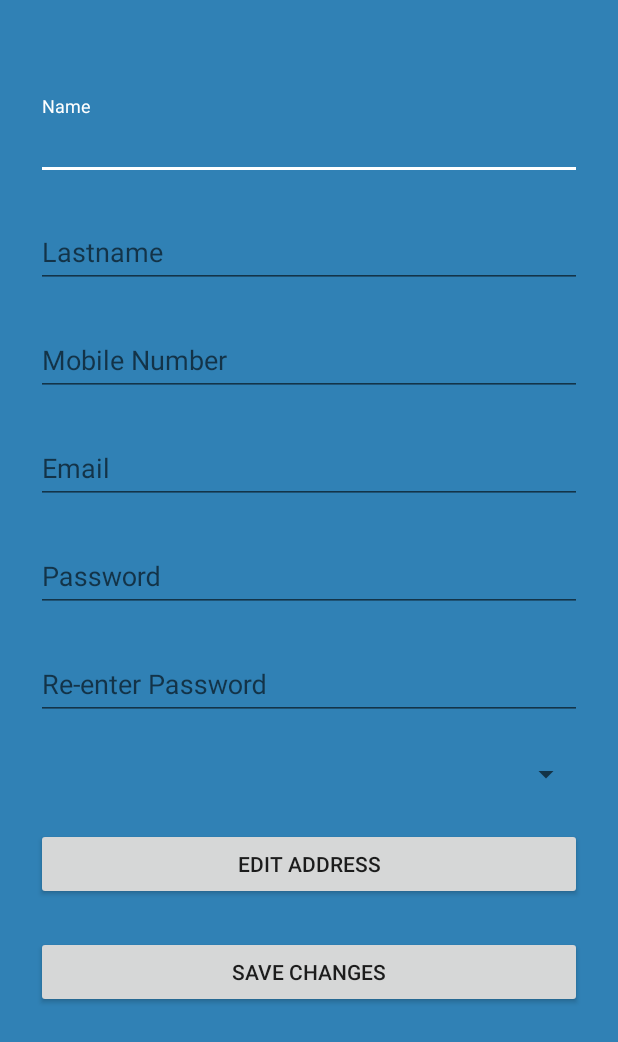
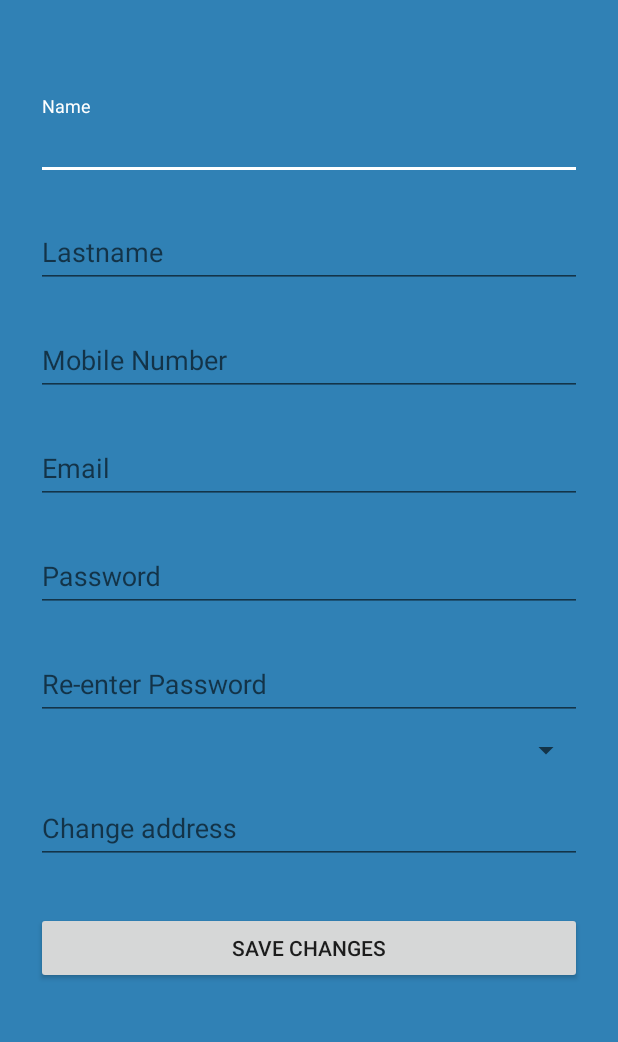
Before and after one commit to OlgaColl/Airmns, an Android app: the Activity4EditProfileProfessional screen opened directly, with no data from a screen before it, on a phone screen of 412 x 824 dp. Shown: the top 1042 px of the screen. Run offline under Robolectric (Android 15) with nearby library versions, the phone set to English and light mode, and no system bars.

Commit message:
Edit Address completed with address spinner

```diff
--- a/app/src/main/res/layout/layout4a_editaddress.xml
+++ b/app/src/main/res/layout/layout4a_editaddress.xml
@@ -93,7 +93,8 @@
             android:layout_marginTop="24dp"
             android:layout_marginBottom="24dp"
             android:padding="12dp"
-            android:text="@string/saveChanges"/>
+            android:text="@string/saveChanges"
+            />
 
         <!-- Any changes? Back -->
         <TextView android:id="@+id/link_back"
--- a/app/src/main/res/layout/layout4a_editprofileclient.xml
+++ b/app/src/main/res/layout/layout4a_editprofileclient.xml
@@ -99,13 +99,6 @@
                 android:hint="Re-enter Password"/>
         </android.support.design.widget.TextInputLayout>
 
-        <!-- User type Label -->
-        <android.support.design.widget.TextInputLayout
-            android:layout_width="match_parent"
-            android:layout_height="wrap_content"
-            android:layout_marginTop="8dp"
-            android:layout_marginBottom="8dp">
-        </android.support.design.widget.TextInputLayout>
 
         <Spinner
             android:id="@+id/spinner_address"
@@ -114,14 +107,18 @@
             android:clipChildren="true"
             android:clipToPadding="true"/>
 
-        <!-- Edit Address Client Button -->
-        <android.support.v7.widget.AppCompatButton
-            android:id="@+id/btn_edit_address"
-            android:layout_width="fill_parent"
+        <!-- Edit Address Client Label -->
+        <android.support.design.widget.TextInputLayout
+            android:layout_width="match_parent"
             android:layout_height="wrap_content"
-            android:layout_marginTop="24dp"
-            android:padding="12dp"
-            android:text="@string/editAddressClient"/>
+            android:layout_marginTop="8dp"
+            android:layout_marginBottom="8dp">
+            <EditText android:id="@+id/input_address"
+                android:layout_width="match_parent"
+                android:layout_height="wrap_content"
+                android:inputType="textPersonName"
+                android:hint="Change address" />
+        </android.support.design.widget.TextInputLayout>
 
         <!-- Signup Button -->
         <android.support.v7.widget.AppCompatButton
```
Also changed, not shown: app/src/main/java/com/example/olgacoll/airmns/Activity4EditProfileClient.java (+78 -13 lines).
